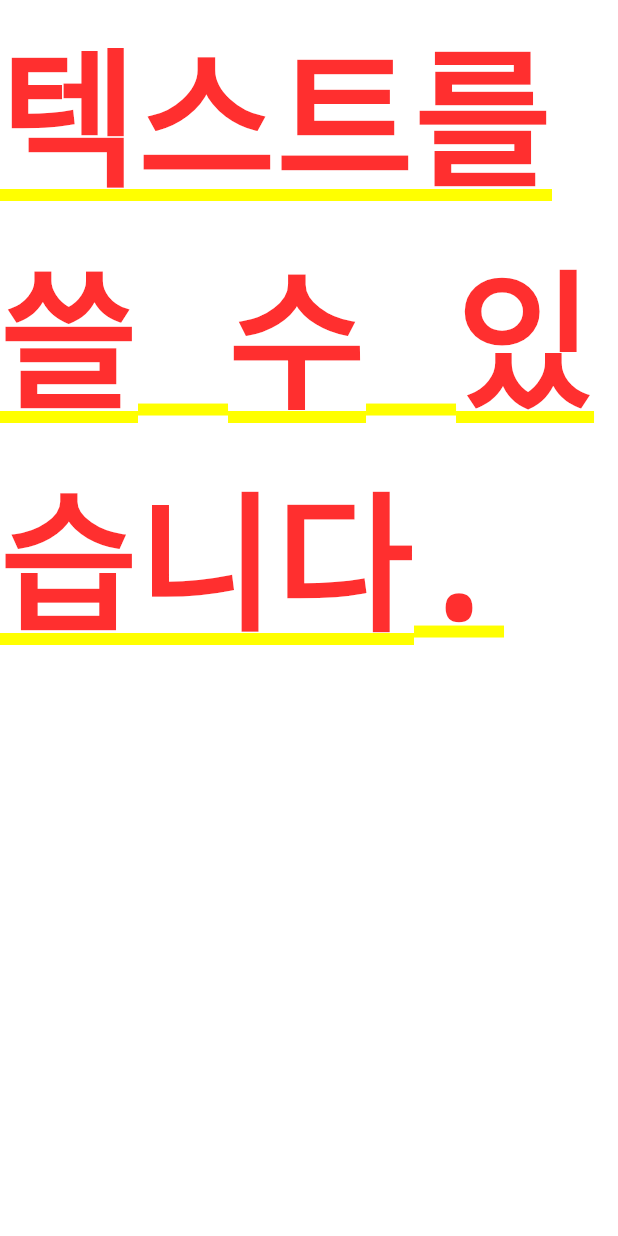
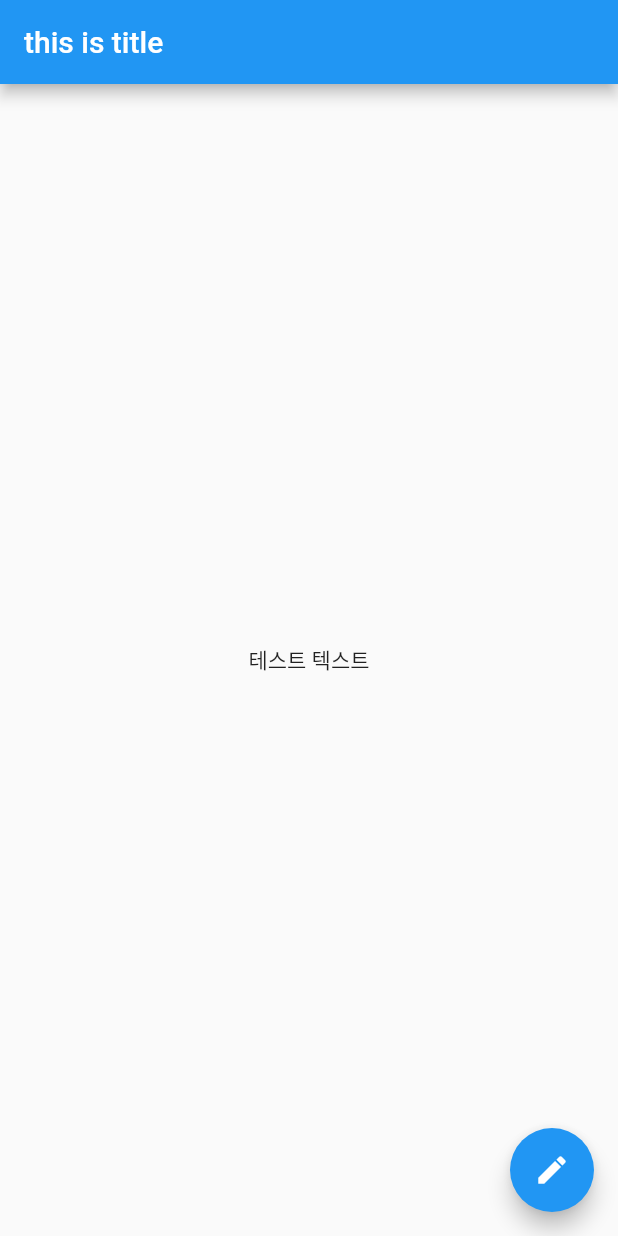
Before and after one commit to yejin0216/my_first_flutter_app, a Flutter app: the screen it shows after launch, on a phone screen of 412 x 824 dp. Run offline on Flutter 3.47's test engine with Material 2 defaults, Android fonts, the phone set to English and light mode, and no system bars.

Commit message:
update main.dart

```diff
--- a/lib/main.dart
+++ b/lib/main.dart
@@ -8,7 +8,42 @@ class MyApp extends StatelessWidget {
   @override
   Widget build(BuildContext context) {
     return MaterialApp(
-      home: Text("텍스트를 쓸 수 있습니다.", style: TextStyle(fontSize: 100))
+      home: SimpleApp()
     );
   }
 }
+
+class SimpleApp extends StatefulWidget {
+  const SimpleApp({Key? key}) : super(key: key);
+
+  @override
+  _SimpleAppState createState() => _SimpleAppState();
+}
+
+class _SimpleAppState extends State<SimpleApp> {
+
+  String box_text = "테스트 텍스트";
+
+  void _updateText()  {
+    setState(() {
+      print("여기는 포인트 영역입니다.");
+      box_text = "박스가 변경되었습니다.";
+    });
+  }
+
+  @override
+  Widget build(BuildContext context) {
+    return Scaffold(
+      appBar: AppBar(
+        title: Text("this is title"),
+      ),
+      body: Center(
+        child: Text(box_text)
+      ),
+      floatingActionButton: FloatingActionButton(
+        child: Icon(Icons.create),
+        onPressed: _updateText,
+      ),
+    );
+  }
+}
```
